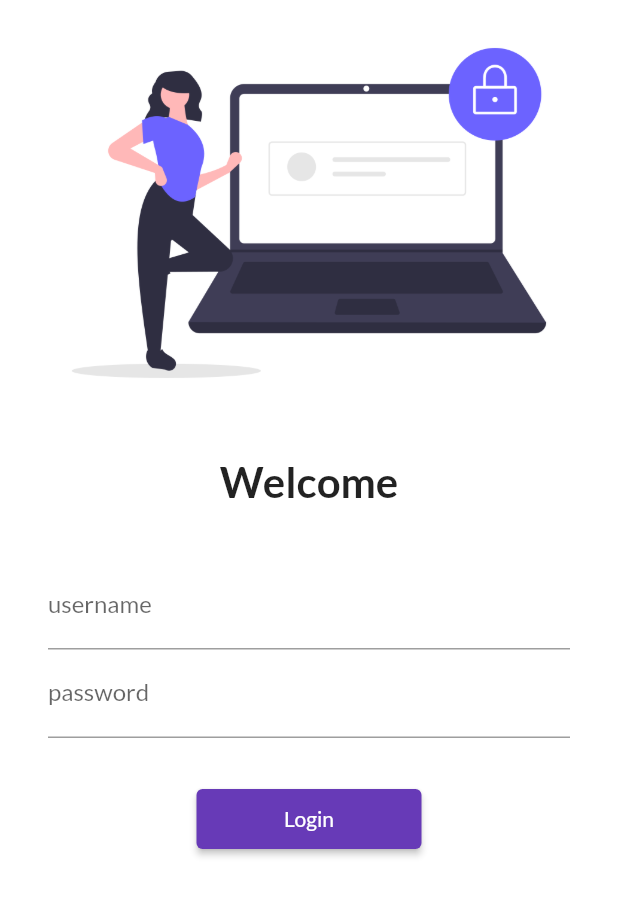
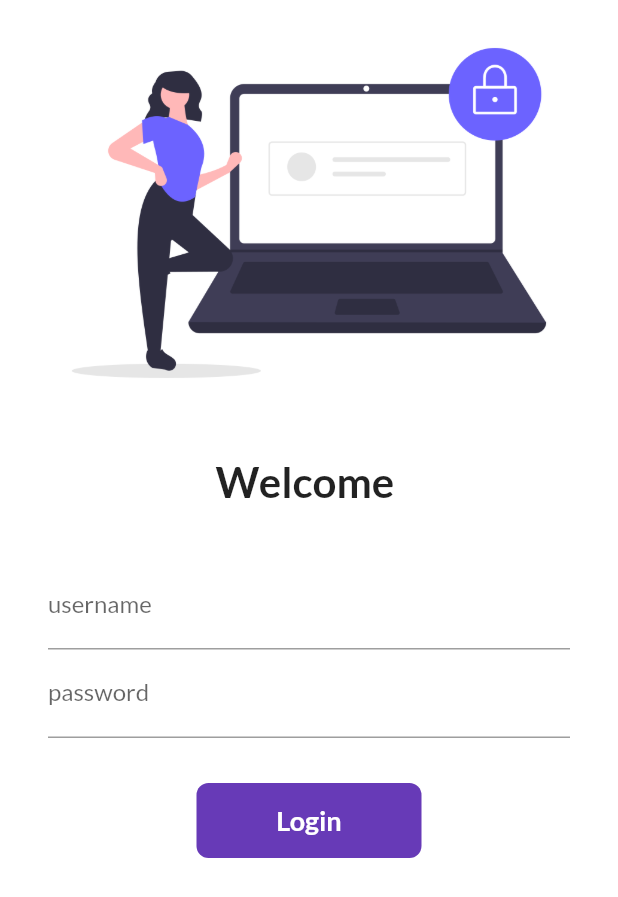
Before and after one commit to rachelraman/30_Days_Of_Flutter, a Flutter app: the screen it shows after launch, on a phone screen of 412 x 824 dp. Shown: the top 897 px of the screen. Run offline on Flutter 3.47's test engine with Material 2 defaults, Android fonts, the phone set to English and light mode, and no system bars; our stand-ins replace google_fonts.

Commit message:
day 6 completed

```diff
--- a/lib/pages/login_page.dart
+++ b/lib/pages/login_page.dart
@@ -1,9 +1,16 @@
 import 'package:flutter/material.dart';
 import 'package:flutter_application_1/utils/routes.dart';
 
-class LoginPage extends StatelessWidget {
+class LoginPage extends StatefulWidget {
   const LoginPage({ Key? key }) : super(key: key);
 
+  @override
+  State<LoginPage> createState() => _LoginPageState();
+}
+
+class _LoginPageState extends State<LoginPage> {
+  String name = "";
+  bool changeButton = false;
   @override
   Widget build(BuildContext context) {
     return Material(
@@ -19,7 +26,7 @@ class LoginPage extends StatelessWidget {
               height: 20.0,
             ),
             Text(
-              "Welcome",
+              "Welcome $name",
               style: TextStyle(
                 fontSize: 28,
                 fontWeight: FontWeight.bold
@@ -37,6 +44,10 @@ class LoginPage extends StatelessWidget {
                     hintText: "Enter username",
                     labelText: "username",
                   ),
+                  onChanged: (value){
+                    name = value;
+                    setState(() {});
+                  }
                 ),
                 TextFormField(
                   obscureText: true,            // it hide the password
@@ -48,13 +59,47 @@ class LoginPage extends StatelessWidget {
                 SizedBox(
                   height: 30.0,
                 ),
-                ElevatedButton(
-                  child: Text("Login"),
-                  style: TextButton.styleFrom(minimumSize: Size(150,40)),
-                  onPressed: (){
+
+                InkWell(
+                  onTap: () async{
+                    setState(() {
+                      changeButton = true;
+                    });
+                    await Future.delayed(Duration(seconds: 1));
                     Navigator.pushNamed(context, MyRoutes.homeRoutes);
                   },
+                  child: AnimatedContainer(
+                    duration: Duration(seconds: 1),
+                    width: changeButton ? 50 : 150,
+                    height: 50,
+                    alignment: Alignment.center,
+                    child: changeButton
+                        ? Icon(
+                            Icons.done,
+                            color:Colors.white,
+                        )
+                        :Text(
+                      "Login",
+                      style: TextStyle(
+                        color: Colors.white,
+                        fontWeight: FontWeight.bold,
+                        fontSize: 18
+                      ),
+                      ),
+                      decoration: BoxDecoration(
+                        color: Colors.deepPurple,
+                        borderRadius: BorderRadius.circular(changeButton ? 50 :8)
+                      ),
+                  ),
                 )
+
+                // ElevatedButton(
+                //   child: Text("Login"),
+                //   style: TextButton.styleFrom(minimumSize: Size(150,40)),
+                //   onPressed: (){
+                //     Navigator.pushNamed(context, MyRoutes.homeRoutes);
+                //   },
+                // )
               ]
             ),
             )
```
